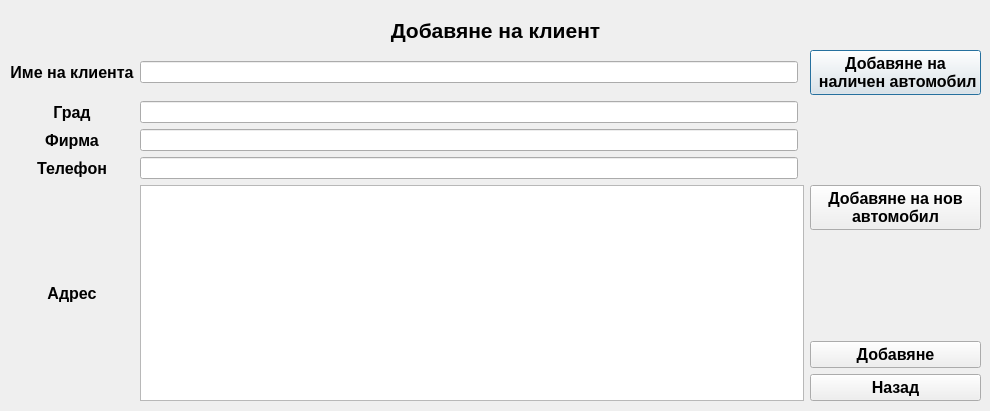
JohnnyBrawo/CarServ, file newclient.ui: the form before one commit.
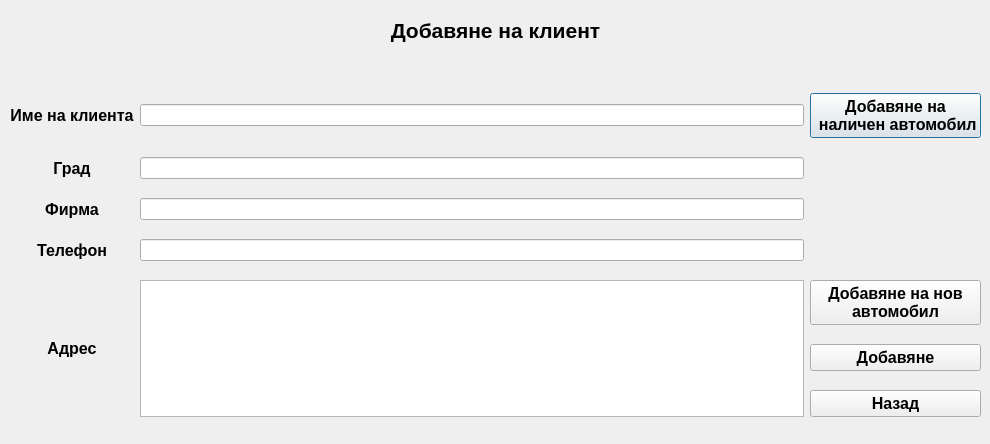
The form after the commit.

```diff
--- a/newclient.ui
+++ b/newclient.ui
@@ -7,7 +7,7 @@
     <x>0</x>
     <y>0</y>
     <width>990</width>
-    <height>411</height>
+    <height>444</height>
    </rect>
   </property>
   <property name="windowTitle">
@@ -40,7 +40,7 @@
    <property name="geometry">
     <rect>
      <x>10</x>
-     <y>50</y>
+     <y>80</y>
      <width>971</width>
      <height>351</height>
     </rect>
@@ -66,7 +66,7 @@
       </property>
      </widget>
     </item>
-    <item row="0" column="3">
+    <item row="0" column="2">
      <widget class="QPushButton" name="Button_AddClientAuto">
       <property name="font">
        <font>
@@ -81,8 +81,17 @@
       </property>
      </widget>
     </item>
-    <item row="5" column="0" rowspan="4">
-     <widget class="QLabel" name="L_Klient_Address">
+    <item row="0" column="1">
+     <widget class="QLineEdit" name="LText_ClientName"/>
+    </item>
+    <item row="2" column="1">
+     <widget class="QLineEdit" name="LText_ClientFirm"/>
+    </item>
+    <item row="4" column="1">
+     <widget class="QLineEdit" name="LText_ClientPhone"/>
+    </item>
+    <item row="6" column="2">
+     <widget class="QPushButton" name="Button_Add_Client">
       <property name="font">
        <font>
         <pointsize>12</pointsize>
@@ -90,14 +99,8 @@
         <bold>true</bold>
        </font>
       </property>
-      <property name="autoFillBackground">
-       <bool>true</bool>
-      </property>
       <property name="text">
-       <string>Адрес</string>
-      </property>
-      <property name="alignment">
-       <set>Qt::AlignCenter</set>
+       <string>Добавяне</string>
       </property>
      </widget>
     </item>
@@ -121,8 +124,8 @@
       </property>
      </widget>
     </item>
-    <item row="8" column="3">
-     <widget class="QPushButton" name="Button_CancelAdd">
+    <item row="5" column="0" rowspan="3">
+     <widget class="QLabel" name="L_Klient_Address">
       <property name="font">
        <font>
         <pointsize>12</pointsize>
@@ -130,8 +133,14 @@
         <bold>true</bold>
        </font>
       </property>
+      <property name="autoFillBackground">
+       <bool>true</bool>
+      </property>
       <property name="text">
-       <string>Назад</string>
+       <string>Адрес</string>
+      </property>
+      <property name="alignment">
+       <set>Qt::AlignCenter</set>
       </property>
      </widget>
     </item>
@@ -155,41 +164,7 @@
       </property>
      </widget>
     </item>
-    <item row="4" column="0">
-     <widget class="QLabel" name="L_Klient_Phone">
-      <property name="font">
-       <font>
-        <pointsize>12</pointsize>
-        <weight>75</weight>
-        <bold>true</bold>
-       </font>
-      </property>
-      <property name="autoFillBackground">
-       <bool>true</bool>
-      </property>
-      <property name="text">
-       <string>Телефон</string>
-      </property>
-      <property name="alignment">
-       <set>Qt::AlignCenter</set>
-      </property>
-     </widget>
-    </item>
-    <item row="7" column="3">
-     <widget class="QPushButton" name="Button_Add_Klient">
-      <property name="font">
-       <font>
-        <pointsize>12</pointsize>
-        <weight>75</weight>
-        <bold>true</bold>
-       </font>
-      </property>
-      <property name="text">
-       <string>Добавяне</string>
-      </property>
-     </widget>
-    </item>
-    <item row="5" column="3">
+    <item row="5" column="2">
      <widget class="QPushButton" name="Button_AddClientAutoNew">
       <property name="font">
        <font>
@@ -204,20 +179,45 @@
       </property>
      </widget>
     </item>
-    <item row="5" column="1" rowspan="4" colspan="2">
-     <widget class="QTextEdit" name="Text_KlientAddress"/>
+    <item row="4" column="0">
+     <widget class="QLabel" name="L_Klient_Phone">
+      <property name="font">
+       <font>
+        <pointsize>12</pointsize>
+        <weight>75</weight>
+        <bold>true</bold>
+       </font>
+      </property>
+      <property name="autoFillBackground">
+       <bool>true</bool>
+      </property>
+      <property name="text">
+       <string>Телефон</string>
+      </property>
+      <property name="alignment">
+       <set>Qt::AlignCenter</set>
+      </property>
+     </widget>
     </item>
     <item row="1" column="1">
      <widget class="QLineEdit" name="LText_ClientCity"/>
     </item>
-    <item row="2" column="1">
-     <widget class="QLineEdit" name="LText_ClientFirm"/>
+    <item row="7" column="2">
+     <widget class="QPushButton" name="Button_CancelAdd">
+      <property name="font">
+       <font>
+        <pointsize>12</pointsize>
+        <weight>75</weight>
+        <bold>true</bold>
+       </font>
+      </property>
+      <property name="text">
+       <string>Назад</string>
+      </property>
+     </widget>
     </item>
-    <item row="4" column="1">
-     <widget class="QLineEdit" name="LText_ClientPhone"/>
-    </item>
-    <item row="0" column="1">
-     <widget class="QLineEdit" name="LText_ClientName"/>
+    <item row="5" column="1" rowspan="3">
+     <widget class="QPlainTextEdit" name="PText_ClientAddress"/>
     </item>
    </layout>
   </widget>
```
